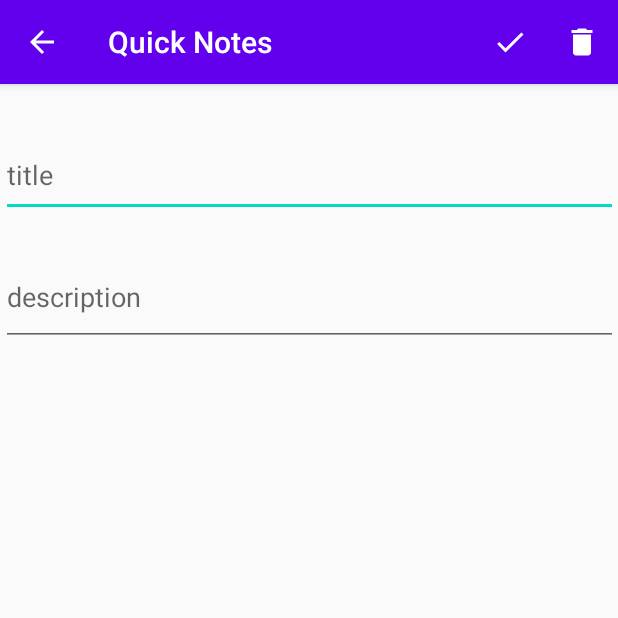
After one commit to Soumyo78/Android-Practice-Projects, an Android app: the NoteDetails screen opened directly, with no data from a screen before it, on a phone screen of 412 x 824 dp, the top half of it. The commit adds this screen. Run offline under Robolectric (Android 15) with nearby library versions, the phone set to English and light mode, and no system bars.

Commit message:
Basic Design Added

```diff
--- a/QuickNotes/app/src/main/AndroidManifest.xml
+++ b/QuickNotes/app/src/main/AndroidManifest.xml
@@ -9,6 +9,13 @@
         android:roundIcon="@mipmap/ic_launcher_round"
         android:supportsRtl="true"
         android:theme="@style/AppTheme">
+        <activity android:name=".NoteDetails">
+            <meta-data
+                android:name="android.support.PARENT_ACTIVITY"
+                android:value=".MainActivity">
+
+            </meta-data>
+        </activity>
         <activity android:name=".MainActivity">
             <intent-filter>
                 <action android:name="android.intent.action.MAIN" />
--- a/QuickNotes/app/src/main/java/com/soumyoroy/quicknotes/MainActivity.kt
+++ b/QuickNotes/app/src/main/java/com/soumyoroy/quicknotes/MainActivity.kt
@@ -1,5 +1,6 @@
 package com.soumyoroy.quicknotes
 
+import android.content.Intent
 import android.database.Cursor
 import android.database.sqlite.SQLiteDatabase
 import androidx.appcompat.app.AppCompatActivity
@@ -15,6 +16,12 @@ class MainActivity : AppCompatActivity() {
     override fun onCreate(savedInstanceState: Bundle?) {
         super.onCreate(savedInstanceState)
         setContentView(R.layout.activity_main)
+
+        // Open the Note Details Activity
+        fabAtNote.setOnClickListener{
+            val intent = Intent(this, NoteDetails::class.java)
+            startActivity(intent)
+        }
 
         // Creating data source
         var objToCreateDB = QuickNotesSQLiteOpenHelper(this) // Creating database and table
--- /dev/null
+++ b/QuickNotes/app/src/main/java/com/soumyoroy/quicknotes/NoteDetails.kt
@@ -0,0 +1,19 @@
+package com.soumyoroy.quicknotes
+
+import androidx.appcompat.app.AppCompatActivity
+import android.os.Bundle
+import android.os.PersistableBundle
+import android.view.Menu
+
+class NoteDetails : AppCompatActivity() {
+
+    override fun onCreate(savedInstanceState: Bundle?) {
+        super.onCreate(savedInstanceState)
+        setContentView(R.layout.activity_note_details)
+    }
+
+    override fun onCreateOptionsMenu(menu: Menu?): Boolean {
+        menuInflater.inflate(R.menu.note_details_menu,menu)
+        return super.onCreateOptionsMenu(menu)
+    }
+}
--- /dev/null
+++ b/QuickNotes/app/src/main/res/drawable/ic_add_white_24dp.xml
@@ -0,0 +1,5 @@
+<vector android:height="24dp" android:tint="#FFFFFF"
+    android:viewportHeight="24.0" android:viewportWidth="24.0"
+    android:width="24dp" xmlns:android="http://schemas.android.com/apk/res/android">
+    <path android:fillColor="#FF000000" android:pathData="M19,13h-6v6h-2v-6H5v-2h6V5h2v6h6v2z"/>
+</vector>
--- /dev/null
+++ b/QuickNotes/app/src/main/res/drawable/ic_delete_white_24dp.xml
@@ -0,0 +1,5 @@
+<vector android:height="24dp" android:tint="#FFFFFF"
+    android:viewportHeight="24.0" android:viewportWidth="24.0"
+    android:width="24dp" xmlns:android="http://schemas.android.com/apk/res/android">
+    <path android:fillColor="#FF000000" android:pathData="M6,19c0,1.1 0.9,2 2,2h8c1.1,0 2,-0.9 2,-2V7H6v12zM19,4h-3.5l-1,-1h-5l-1,1H5v2h14V4z"/>
+</vector>
--- /dev/null
+++ b/QuickNotes/app/src/main/res/drawable/ic_save_white_24dp.xml
@@ -0,0 +1,5 @@
+<vector android:height="24dp" android:tint="#FFFFFF"
+    android:viewportHeight="24.0" android:viewportWidth="24.0"
+    android:width="24dp" xmlns:android="http://schemas.android.com/apk/res/android">
+    <path android:fillColor="#FF000000" android:pathData="M9,16.17L4.83,12l-1.42,1.41L9,19 21,7l-1.41,-1.41z"/>
+</vector>
--- a/QuickNotes/app/src/main/res/layout/activity_main.xml
+++ b/QuickNotes/app/src/main/res/layout/activity_main.xml
@@ -14,9 +14,10 @@
         android:layout_marginTop="670dp"
         android:clickable="true"
         android:focusable="true"
+        app:backgroundTint="@color/colorPrimary"
         app:layout_constraintStart_toStartOf="@+id/listViewNotes"
         app:layout_constraintTop_toTopOf="@+id/listViewNotes"
-        app:srcCompat="@android:drawable/ic_input_add"
+        app:srcCompat="@drawable/ic_add_white_24dp"
         tools:layout_conversion_absoluteHeight="0dp"
         tools:layout_conversion_absoluteWidth="0dp" />
 
--- /dev/null
+++ b/QuickNotes/app/src/main/res/layout/activity_note_details.xml
@@ -0,0 +1,39 @@
+<?xml version="1.0" encoding="utf-8"?>
+<androidx.constraintlayout.widget.ConstraintLayout xmlns:android="http://schemas.android.com/apk/res/android"
+    xmlns:app="http://schemas.android.com/apk/res-auto"
+    xmlns:tools="http://schemas.android.com/tools"
+    android:layout_width="match_parent"
+    android:layout_height="match_parent"
+    tools:context=".NoteDetails">
+
+    <EditText
+        android:id="@+id/editTextTitle"
+        android:layout_width="411dp"
+        android:layout_height="0dp"
+        android:layout_marginTop="33dp"
+        android:layout_marginBottom="15dp"
+        android:autofillHints=""
+        android:ems="10"
+        android:hint="@string/title"
+        android:inputType="textPersonName"
+        app:layout_constraintBottom_toTopOf="@+id/editTextDescription"
+        app:layout_constraintEnd_toEndOf="parent"
+        app:layout_constraintStart_toStartOf="parent"
+        app:layout_constraintTop_toTopOf="parent" />
+
+    <EditText
+        android:id="@+id/editTextDescription"
+        android:layout_width="411dp"
+        android:layout_height="0dp"
+        android:layout_marginTop="15dp"
+        android:layout_marginBottom="593dp"
+        android:ems="10"
+        android:gravity="start|top"
+        android:hint="@string/description"
+        android:importantForAutofill="no"
+        android:inputType="textMultiLine"
+        app:layout_constraintBottom_toBottomOf="parent"
+        app:layout_constraintEnd_toEndOf="parent"
+        app:layout_constraintStart_toStartOf="parent"
+        app:layout_constraintTop_toBottomOf="@+id/editTextTitle" />
+</androidx.constraintlayout.widget.ConstraintLayout>
--- /dev/null
+++ b/QuickNotes/app/src/main/res/menu/note_details_menu.xml
@@ -0,0 +1,18 @@
+<?xml version="1.0" encoding="utf-8"?>
+<menu xmlns:android="http://schemas.android.com/apk/res/android"
+    xmlns:app="http://schemas.android.com/apk/res-auto">
+    <item
+        android:id="@+id/save_note"
+        android:icon="@drawable/ic_save_white_24dp"
+        android:title="save"
+        app:showAsAction="always">
+    </item>
+    <item
+        android:id="@+id/delete_note"
+        android:icon="@drawable/ic_delete_white_24dp"
+        android:title="delete"
+        app:showAsAction="ifRoom">
+
+    </item>
+
+</menu>
--- a/QuickNotes/app/src/main/res/values/strings.xml
+++ b/QuickNotes/app/src/main/res/values/strings.xml
@@ -1,3 +1,5 @@
 <resources>
     <string name="app_name">Quick Notes</string>
+    <string name="description">description</string>
+    <string name="title">title</string>
 </resources>
```
